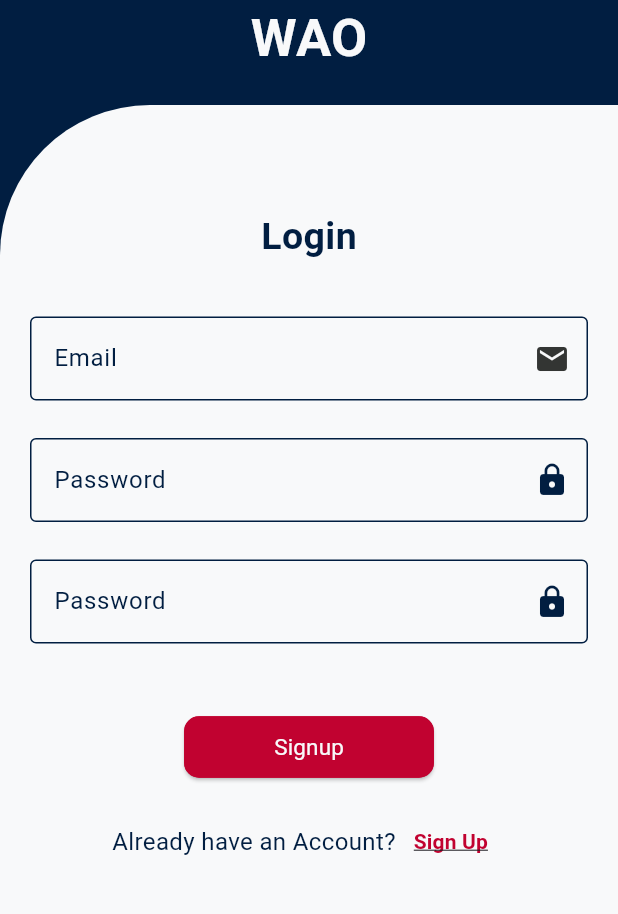
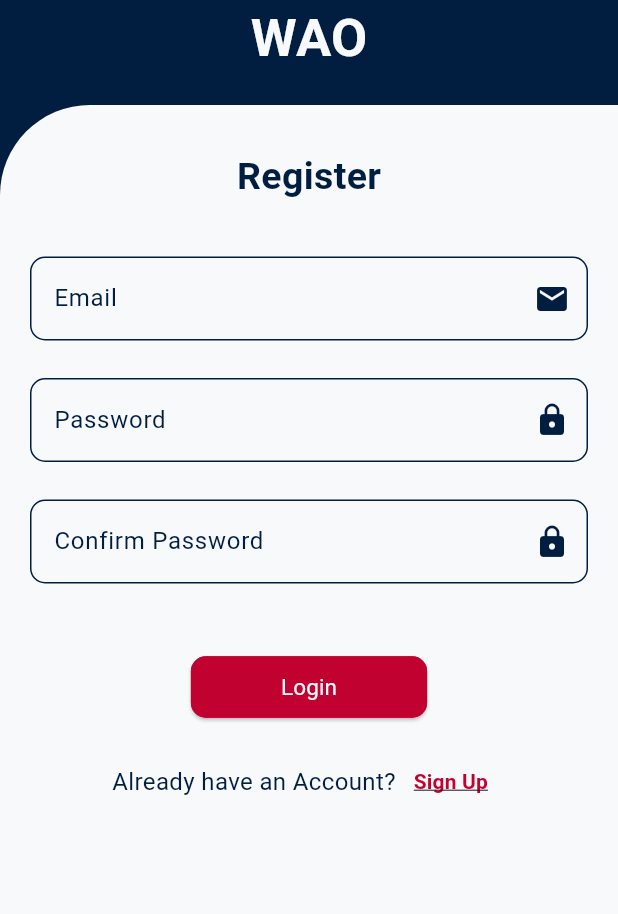
Before and after one commit to WAO-formation/Score_app, a Flutter app: the SignupHomePage screen opened directly, on a phone screen of 412 x 824 dp, the part 285-1199 px from its top. Run offline on Flutter 3.47's test engine with Material 3 defaults, Android fonts, the light colour scheme and no system bars; our stand-ins replace firebase_core; accounts and stored records are empty; Roboto replaces fonts that are missing (Bronzier medium).

Commit message:
this is a brief cleanup and refactoring the code and optimization

```diff
--- a/wao_mobile/lib/main.dart
+++ b/wao_mobile/lib/main.dart
@@ -1,5 +1,6 @@
 import 'package:flutter/material.dart';
 import 'package:wao_mobile/presentation/dashboard/onboarding_screen.dart';
+import 'package:wao_mobile/presentation/registration%20and%20login/login.dart';
 
 
 void main() {
@@ -17,7 +18,7 @@ class MyApp extends StatelessWidget {
     return const MaterialApp(
       title: 'WAO Score App',
       debugShowCheckedModeBanner: false,
-      home:  OnboardingScreen(),
+      home:  LoginHomePage(title: '',),
     );
   }
 }
--- a/wao_mobile/lib/presentation/registration and login/signup.dart
+++ b/wao_mobile/lib/presentation/registration and login/signup.dart
@@ -2,6 +2,8 @@ import 'package:flutter/material.dart';
 import '../../shared/bottom_nav_bar.dart';
 import '../../shared/custom_text.dart';
 import '../../shared/theme_data.dart';
+import '../../widgets/inputs_and_buttons/buttons.dart';
+import '../../widgets/inputs_and_buttons/input_fields.dart';
 import 'login.dart';
 
 
@@ -69,8 +71,21 @@ class _SignupHomePageState extends State<SignupHomePage> {
     // fast, so that you can just rebuild anything that needs updating rather
     // than having to individually change instances of widgets.
     final screenHeight = MediaQuery.of(context).size.height;
-    final screenWidth = MediaQuery.of(context).size.width;
 
+
+    final TextEditingController emailController = TextEditingController();
+    final TextEditingController passwordController = TextEditingController();
+    final TextEditingController confirmPasswordController = TextEditingController();
+
+    // Global key to validate form
+    final GlobalKey<FormState> _formKey = GlobalKey<FormState>();
+
+    @override
+    void dispose() {
+      emailController.dispose();
+      passwordController.dispose();
+      super.dispose();
+    }
 
     return Scaffold(
       backgroundColor: lightColorScheme.secondary,// Set the background color
@@ -125,98 +140,56 @@ class _SignupHomePageState extends State<SignupHomePage> {
 
                 Container(
                     height: screenHeight*0.75 ,
-                    padding: const EdgeInsets.only( top: 70.0, left: 20.0, right:20.0),
+                    padding: const EdgeInsets.only( top: 30.0, left: 20.0, right:20.0),
                     decoration:  BoxDecoration(
                       color: lightColorScheme.surface,
                       borderRadius: BorderRadius.only(
-                        topLeft: Radius.circular(100),
+                        topLeft: Radius.circular(60),
                       ),
                     ),
 
-                    child:  Column(
+                    child:  Form(
+                      key: _formKey,
+                      child: Column(
                           children:[
 
                              Text(
-                              'Login',
+                                'Register',
                                 style: AppStyles.secondaryTitle.copyWith( fontSize: 25.0)
                             ),
                             const SizedBox(height: 35.0), // space
 
                             /*======= Email entry field ======*/
 
-                           TextField(
-                            keyboardType: TextInputType.emailAddress,
-                            decoration: InputDecoration(
+                            CustomInputField(
                               labelText: 'Email',
-                              labelStyle:  TextStyle(color: lightColorScheme.secondary,),
-                              hintText: 'Enter your email',
-                              hintStyle: TextStyle(color: Colors.grey),
-                              suffixIcon: Icon(Icons.mail, color: Color(0xff333533),),
-                              border: OutlineInputBorder(
-                                borderSide: BorderSide(color: lightColorScheme.secondary,),
-                              ),
-                              enabledBorder: OutlineInputBorder(
-                                borderSide: BorderSide(color:lightColorScheme.secondary,),
-                              ),
-                              focusedBorder: OutlineInputBorder(
-                                borderSide: BorderSide(color: lightColorScheme.secondary,),
-                              ),
-                            ),
+                              hintText: 'Enter Email',
+                              obscureText: false,
+                              suffixIcon: const Icon(Icons.email),
+                              controller: emailController,
                             ),
 
                             const SizedBox(height: 25.0), // space
 
                             /*======= Password entry field ======*/
 
-                           TextField(
-                            keyboardType: TextInputType.emailAddress,
-                            decoration: InputDecoration(
+                            CustomInputField(
                               labelText: 'Password',
-                              labelStyle:  TextStyle(color: lightColorScheme.secondary,),
-                              hintText: 'Enter your password',
-                              hintStyle: TextStyle(color: Colors.grey),
-                              suffixIcon: Icon(Icons.lock, color: lightColorScheme.secondary,),
-                              border: OutlineInputBorder(
-                                borderSide: BorderSide(color: lightColorScheme.secondary,),
-                              ),
-                              enabledBorder: OutlineInputBorder(
-                                borderSide: BorderSide(color: lightColorScheme.secondary,),
-                              ),
-                              focusedBorder: OutlineInputBorder(
-                                borderSide: BorderSide(color: lightColorScheme.secondary,),
-                              ),
-                            ),
-                            style: TextStyle(
-                              color: Colors.black, // Set your desired text color here
-                            ),
-                            obscureText: true,
+                              hintText: 'Enter Password',
+                              obscureText: false,
+                              suffixIcon: const Icon(Icons.lock),
+                              controller: passwordController,
                             ),
 
 
                             const SizedBox(height: 25.0), // space
 
-                     TextField(
-                      keyboardType: TextInputType.emailAddress,
-                      decoration: InputDecoration(
-                        labelText: 'Password',
-                        labelStyle:  TextStyle(color: lightColorScheme.secondary),
-                        hintText: 'Enter your password',
-                        hintStyle: TextStyle(color: Colors.grey),
-                        suffixIcon: Icon(Icons.lock, color: lightColorScheme.secondary),
-                        border: OutlineInputBorder(
-                          borderSide: BorderSide(color: lightColorScheme.secondary),
-                        ),
-                        enabledBorder: OutlineInputBorder(
-                          borderSide: BorderSide(color: lightColorScheme.secondary),
-                        ),
-                        focusedBorder: OutlineInputBorder(
-                          borderSide: BorderSide(color: lightColorScheme.secondary),
-                        ),
-                      ),
-                      style: TextStyle(
-                        color: Colors.black, // Set your desired text color here
-                      ),
-                      obscureText: true,
+                            CustomInputField(
+                              labelText: 'Confirm Password',
+                              hintText: 'Confirm Password',
+                              obscureText: false,
+                              suffixIcon: const Icon(Icons.lock),
+                              controller: emailController,
                             ),
 
 
@@ -228,28 +201,19 @@ class _SignupHomePageState extends State<SignupHomePage> {
                             SizedBox(height: spacePix), // space
 
                             /*======= Sign up button ======*/
-                          ElevatedButton(
-                            style: ElevatedButton.styleFrom(
-                              backgroundColor:  lightColorScheme.primary, // Background color of the button
-                              shape: RoundedRectangleBorder(
-                                borderRadius: BorderRadius.circular(10.0), // Border radius
-                                side:  BorderSide(
-                                  color: lightColorScheme.primary, // Border color
-                                  width: 2.0, // Border width
-                                ),
-                              ),
-                              padding: const EdgeInsets.symmetric(horizontal: 60.0, vertical: 10.0),
-                            ),
+                            PrimaryButton(
+                              buttonText: 'Login',
                               onPressed: () {
-                              Navigator.pushReplacement(
+                                if (_formKey.currentState?.validate() ?? false) {
+                                  // Do something with the data, like sending it to an API
+                                  print('Email: ${emailController.text} ');
+                                  print('Password: ${passwordController.text}');
+                                  Navigator.push(
                                       context,
-                                  MaterialPageRoute(builder: (context) =>  BottomNavBar())
+                                      MaterialPageRoute(builder: (context) => const BottomNavBar())
                                   );
+                                }
                               },
-                            child:  Text(
-                              'Signup',
-                              style: AppStyles.informationText.copyWith( fontSize: 15.0 )
-                            ),
                             ),
 
                             SizedBox(height: spacePix-5), // space
@@ -283,6 +247,7 @@ class _SignupHomePageState extends State<SignupHomePage> {
                             )
 
                           ]
+                      ),
                     )
                 )
               ],
--- /dev/null
+++ b/wao_mobile/lib/widgets/inputs_and_buttons/buttons.dart
@@ -0,0 +1,46 @@
+import 'package:flutter/material.dart';
+
+import '../../shared/custom_text.dart';
+import '../../shared/theme_data.dart';
+
+class PrimaryButton extends StatelessWidget {
+  final String buttonText;
+  final VoidCallback onPressed;
+  final Color? backgroundColor;
+  final Color? borderColor;
+  final EdgeInsetsGeometry? padding;
+  final double fontSize;
+
+  // Constructor
+  const PrimaryButton({
+    Key? key,
+    required this.buttonText,
+    required this.onPressed,
+    this.backgroundColor,
+    this.borderColor,
+    this.fontSize = 15.0,
+    this.padding,
+  }) : super(key: key);
+
+  @override
+  Widget build(BuildContext context) {
+    return ElevatedButton(
+      style: ElevatedButton.styleFrom(
+        backgroundColor: backgroundColor ?? lightColorScheme.primary,
+        shape: RoundedRectangleBorder(
+          borderRadius: BorderRadius.circular(10.0),
+          side: BorderSide(
+            color: borderColor ?? lightColorScheme.primary,
+            width: 2.0,
+          ),
+        ),
+        padding: padding ?? const EdgeInsets.symmetric(horizontal: 60.0, vertical: 10.0),
+      ),
+      onPressed: onPressed,
+      child: Text(
+        buttonText,
+        style: AppStyles.informationText.copyWith(fontSize: fontSize),
+      ),
+    );
+  }
+}
--- /dev/null
+++ b/wao_mobile/lib/widgets/inputs_and_buttons/input_fields.dart
@@ -0,0 +1,51 @@
+import 'package:flutter/material.dart';
+
+import '../../shared/custom_text.dart';
+import '../../shared/theme_data.dart';
+
+class CustomInputField extends StatelessWidget{
+  const CustomInputField({super.key, required this.labelText, required this.hintText, required this.obscureText, this.suffixIcon, this.controller});
+
+  final String labelText;
+  final String hintText;
+  final bool obscureText;
+  final Widget? suffixIcon;
+  final TextEditingController? controller;
+
+
+  @override
+  Widget build(BuildContext context) {
+
+    return  TextField(
+      controller: controller,
+      keyboardType: TextInputType.emailAddress,
+      decoration: InputDecoration(
+        labelText: labelText,
+        labelStyle:  AppStyles.informationText.copyWith(color: lightColorScheme.secondary),
+        hintText: hintText,
+        hintStyle:  AppStyles.informationText.copyWith(color: Colors.grey),
+        suffixIcon: suffixIcon != null
+            ? IconTheme(
+          data: IconThemeData(color: lightColorScheme.secondary),
+          child: suffixIcon!, // Pass the custom icon
+        )
+            : null,
+        border: OutlineInputBorder(
+          borderSide: BorderSide(color: lightColorScheme.secondary),
+        ),
+        enabledBorder: OutlineInputBorder(
+          borderRadius: BorderRadius.circular(10.0),
+          borderSide: BorderSide(color: lightColorScheme.secondary,),
+        ),
+        focusedBorder: OutlineInputBorder(
+          borderSide: BorderSide(color: lightColorScheme.secondary),
+        ),
+      ),
+      style:  TextStyle(
+        color: lightColorScheme.secondary,
+      ),
+      obscureText: obscureText,
+    );
+  }
+
+}
--- a/wao_mobile/pubspec.yaml
+++ b/wao_mobile/pubspec.yaml
@@ -40,6 +40,7 @@ dependencies:
   provider: ^6.1.2
   shared_preferences: ^2.2.3
   flutter_launcher_icons: ^0.13.1
+  google_fonts: ^6.2.1
 
 dev_dependencies:
   flutter_test:
```
Also changed, not shown: wao_mobile/lib/presentation/registration and login/login.dart (+42 -62 lines), 1 other file. Lines whose indentation alone changed are shown as unchanged.
